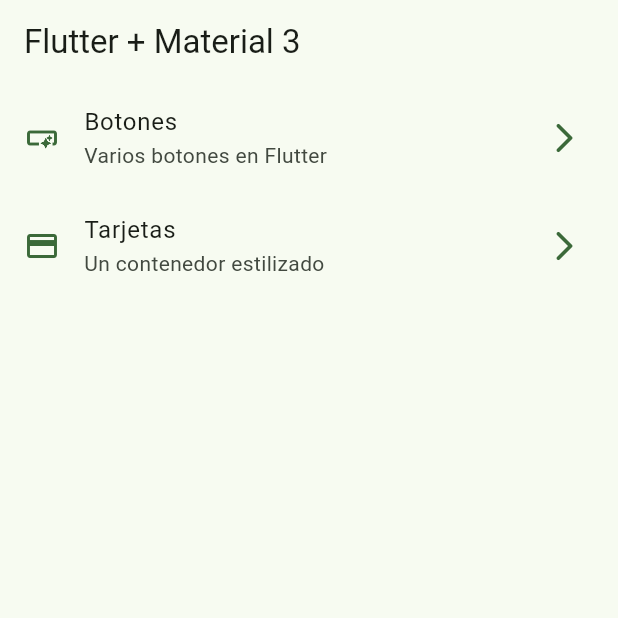
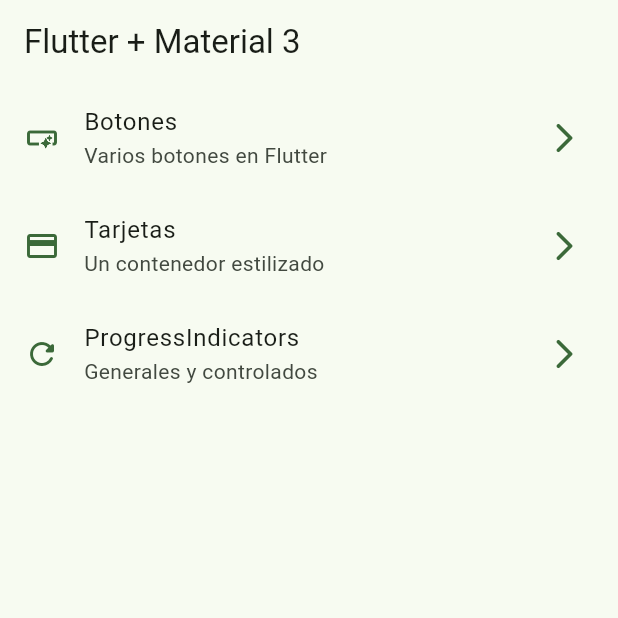
Before and after one commit to ctm187523/FlutterWidgets, a Flutter app: the screen it shows after launch, on a phone screen of 412 x 824 dp, the top half of it. Run offline on Flutter 3.47's test engine with Material 2 defaults, Android fonts, the phone set to English and light mode, and no system bars; our stand-ins replace go_router.

Commit message:
progress indicator terminado

```diff
--- a/lib/config/menu/menu_items.dart
+++ b/lib/config/menu/menu_items.dart
@@ -26,10 +26,18 @@ const appMenuItems = <MenuItem>[
     link: '/buttons',
     icon: Icons.smart_button_outlined
     ),
+
   MenuItem(
     title: 'Tarjetas',
     subTitle: 'Un contenedor estilizado',
     link: '/cards',
     icon: Icons.credit_card
   ),
+
+  MenuItem(
+    title: 'ProgressIndicators',
+    subTitle: 'Generales y controlados',
+    link: '/progress',
+    icon: Icons.refresh_rounded
+  ),
 ];
--- a/lib/config/router/app_router.dart
+++ b/lib/config/router/app_router.dart
@@ -23,5 +23,10 @@ final appRouter = GoRouter(
       path: '/cards',
       builder: (context, state) => const CardsScreen(), //widget al que nos dirigimos
     ),
+    GoRoute(
+      name: ProgressScreen.name, //el name es opcional cogemos el name del atributo estatico de la clase
+      path: '/progress',
+      builder: (context, state) => const ProgressScreen(), //widget al que nos dirigimos
+    ),
   ],
 );
--- a/lib/presentation/screens/home/home_screen.dart
+++ b/lib/presentation/screens/home/home_screen.dart
@@ -1,7 +1,6 @@
 import 'package:flutter/material.dart';
 import 'package:go_router/go_router.dart';
 import 'package:widgets_app/config/menu/menu_items.dart';
-import 'package:widgets_app/presentation/screens/screens.dart';
 
 
 class HomeScreeen extends StatelessWidget {
@@ -25,6 +24,7 @@ class HomeScreeen extends StatelessWidget {
 }
 
 class _HomeView extends StatelessWidget {
+
   //constructor
   const _HomeView();
 
```
Also changed, not shown: lib/presentation/screens/progress/progress_screen.dart (+77 -1 lines).
